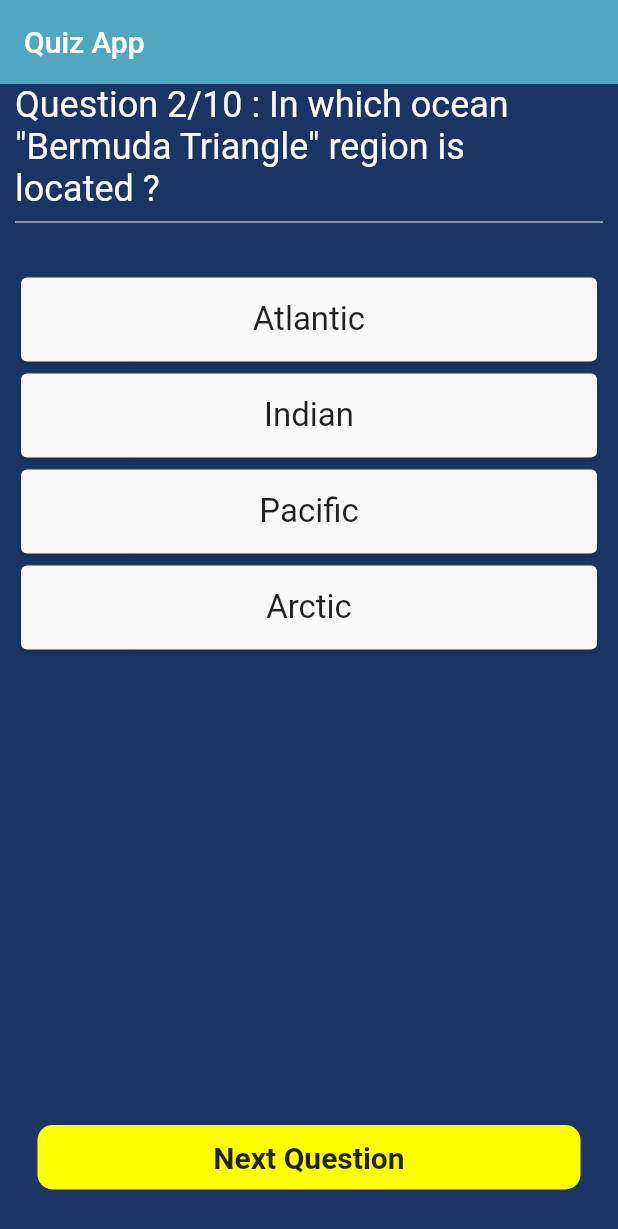
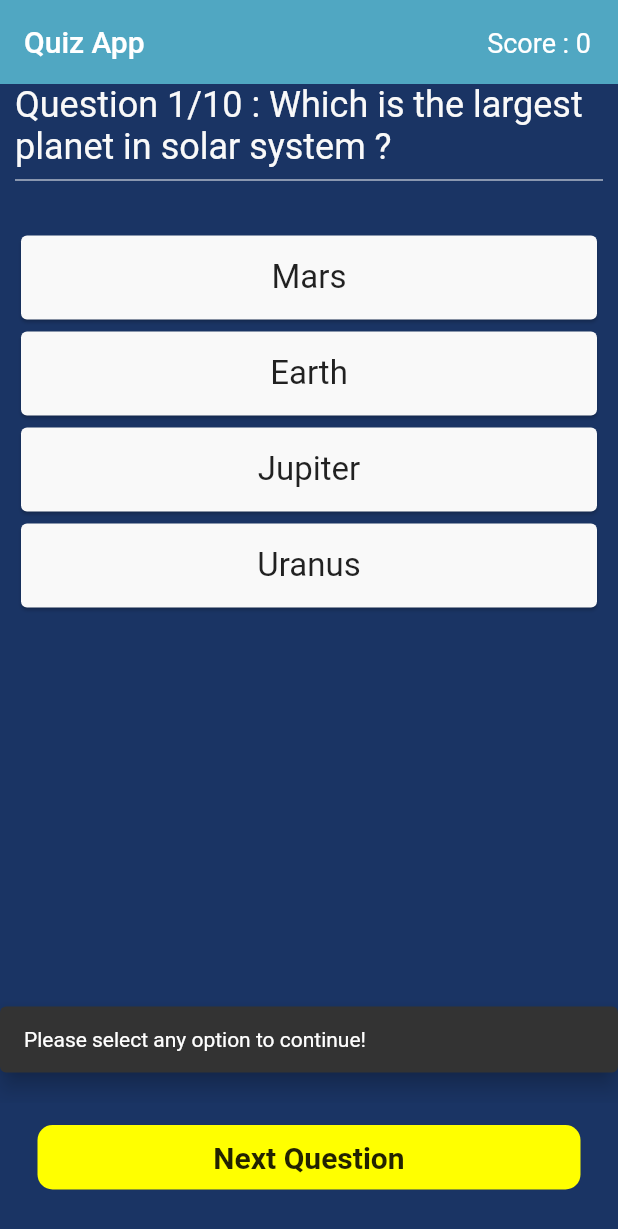
Before and after one commit to flutter-preview/Arpitaagupta-Quiz-App, a Flutter app: the screen it shows after launch, after a tap on "Next Question", on a phone screen of 412 x 824 dp. Shown: the top 1229 px of the screen. Run offline on Flutter 3.47's test engine with Material 2 defaults, Android fonts, the phone set to English and light mode, and no system bars.

Commit message:
Added score counter

```diff
--- a/lib/screens/home_screens.dart
+++ b/lib/screens/home_screens.dart
@@ -122,27 +122,50 @@ class _HomeScreenState extends State<HomeScreen> {
 
   //creating an index to loop through questions
   int index = 0;
+  //create a score variable
+  int score = 0;
 
   //create a boolean value to check if the user has clicked
   bool isPressed = false;
+  bool isAlreadySelected = false;
 
   //create a function to display next question
   void nextQuestion() {
     if (index == _questions.length - 1) {
       return;
     } else {
-      setState(() {
+      if (isPressed) {
+        setState(
+          () {
             index++; //when the index change to 1. rebuild the app
             isPressed = false;
-      });
+            isAlreadySelected = false;
+          },
+        );
+      } else {
+        ScaffoldMessenger.of(context).showSnackBar(const SnackBar(
+          content: Text(
+            'Please select any option to continue!',
+            // textAlign: TextAlign.center,
+          ),
+          behavior: SnackBarBehavior.floating,
+          margin: EdgeInsets.symmetric(vertical: 20.0),
+        ));
+      }
     }
   }
 
   //create a function for changing color
-  void changeColor() {
+  void checkAnswerAndUpdate(bool value) {
+    if (isAlreadySelected) {
+      return;
+    } else {
+      score++;
       setState(() {
         isPressed = true;
+        isAlreadySelected = true;
       });
+    }
   }
 
   @override
@@ -155,6 +178,15 @@ class _HomeScreenState extends State<HomeScreen> {
         title: const Text('Quiz App'),
         backgroundColor: skyBlueColor,
         shadowColor: Colors.transparent,
+        actions: [
+          Padding(
+            padding: const EdgeInsets.all(18.0),
+            child: Text(
+              'Score : $score',
+              style: const TextStyle(fontSize: 18),
+            ),
+          ),
+        ],
       ),
       body: Container(
         width: double.infinity,
@@ -174,14 +206,20 @@ class _HomeScreenState extends State<HomeScreen> {
             //add some space,
             const SizedBox(height: 25.0),
             for (int i = 0; i < _questions[index].options.length; i++)
-              OptionCard(
+              GestureDetector(
+                onTap: () => checkAnswerAndUpdate(
+                    _questions[index].options.values.toList()[i]),
+                child: OptionCard(
                   option: _questions[index].options.keys.toList()[i],
+                  //we need to check if the answer is correct or not,
+
                   color: isPressed
                       ? _questions[index].options.values.toList()[i] == true
                           ? correct
                           : incorrect
                       : neutral,
-                onTap: changeColor,
+                  // onTap: changeColor,
+                ),
               ),
           ],
         ),
--- a/lib/widgets/option_card.dart
+++ b/lib/widgets/option_card.dart
@@ -2,20 +2,18 @@ import 'package:flutter/material.dart';
 import '../constants.dart';
 
 class OptionCard extends StatelessWidget {
-  const OptionCard(
-      {Key? key,
+  const OptionCard({
+    Key? key,
     required this.option,
     required this.color,
-      required this.onTap})
-      : super(key: key);
+    // required this.onTap,
+  }) : super(key: key);
   final String option;
-  final VoidCallback onTap;
+  // final VoidCallback onTap;
   final Color color;
   @override
   Widget build(BuildContext context) {
-    return GestureDetector(
-      onTap: onTap,
-      child: Card(
+    return Card(
       color: color,
       child: ListTile(
         title: Text(
@@ -26,7 +24,6 @@ class OptionCard extends StatelessWidget {
           ),
         ),
       ),
-      ),
     );
   }
 }
```
Lines whose indentation alone changed are shown as unchanged.
